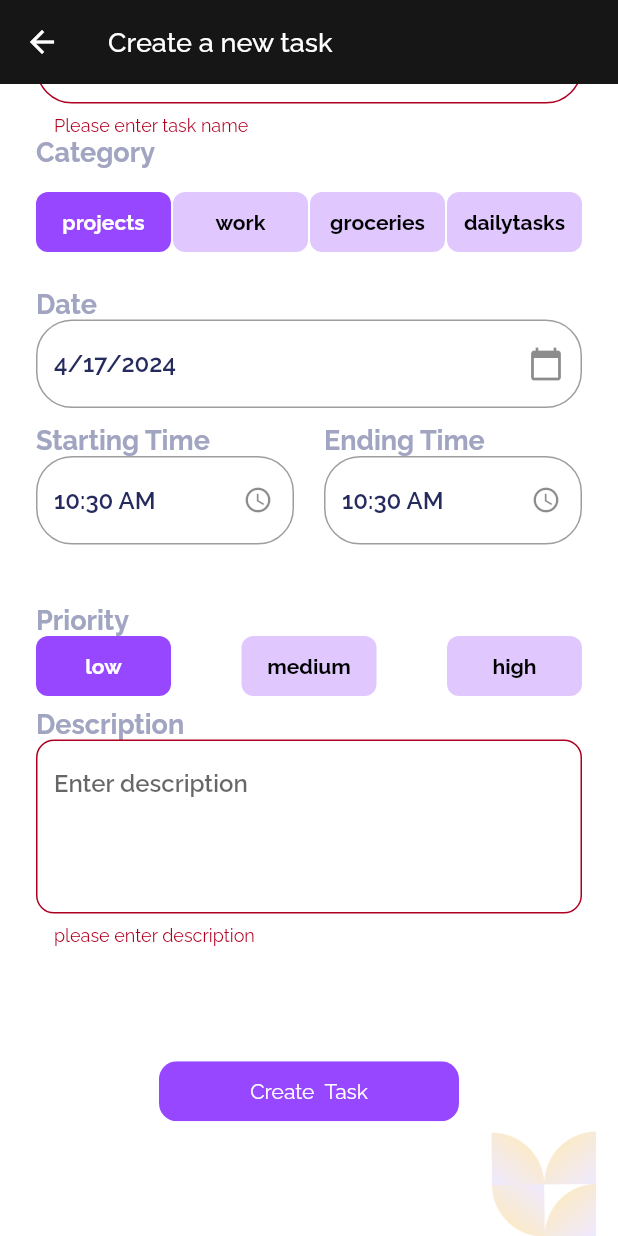
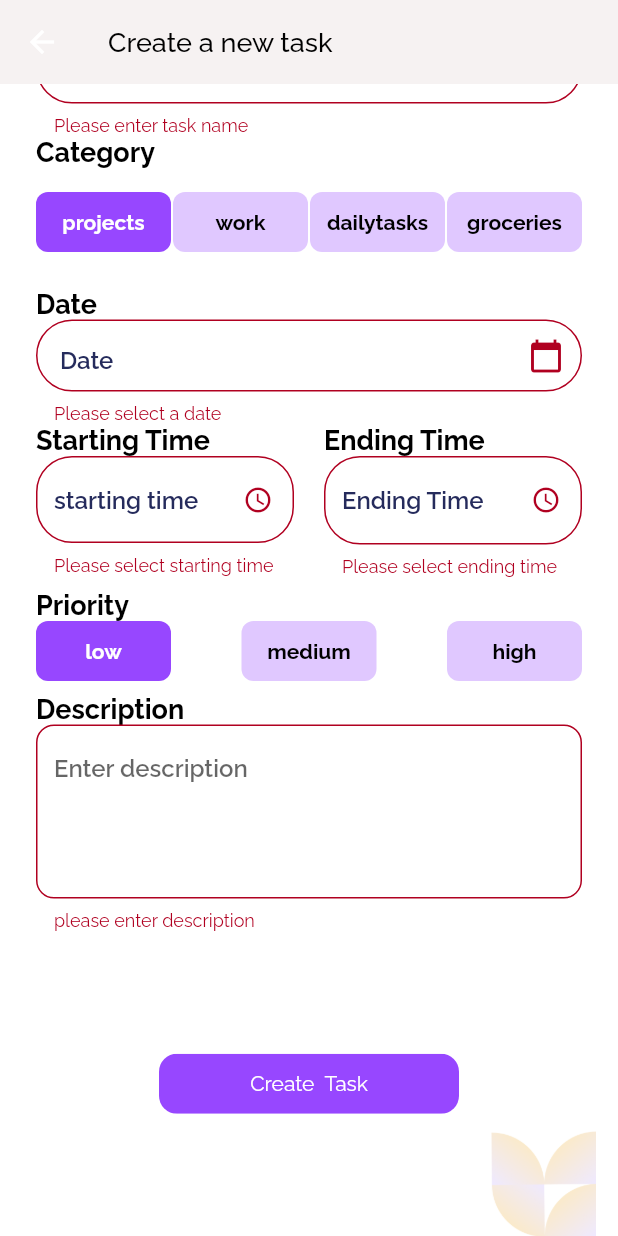
Before and after one commit to BilalYamin127/Todo, a Flutter app: the TasksScreen screen opened directly, scrolled down 56 dp, after a tap on an icon or button, on a phone screen of 412 x 824 dp. Run offline on Flutter 3.47's test engine with Material 3 defaults, Android fonts, the phone set to English and light mode, and no system bars; our stand-ins replace cloud_firestore, firebase_auth, firebase_core, flutter_riverpod, freezed_annotation, google_fonts; accounts and stored records are empty.

Commit message:
Update data in new branch

```diff
--- a/lib/Providers/edit_task_provider.dart
+++ b/lib/Providers/edit_task_provider.dart
@@ -136,7 +136,6 @@ class EditTaskNotifier extends Notifier<EditTaskState> {
   Future<void> updateTaskInFirestore(
       TaskModel task, BuildContext context) async {
     try {
-      print(task.id);
       final firestore = FirebaseFirestore.instance;
       final taskCollection = firestore.collection('Tasks');
       Map<String, dynamic> taskdata = task.toJson();
--- a/lib/Providers/fetch_user_provider.dart
+++ b/lib/Providers/fetch_user_provider.dart
@@ -54,8 +54,6 @@ class UserNotifier extends Notifier<UserState> {
         throw Exception('the error is : $e');
       }
     }
-
-    throw Exception('User not found');
   }
 }
 
--- a/lib/Providers/signup_provider.dart
+++ b/lib/Providers/signup_provider.dart
@@ -1,5 +1,6 @@
 // ignore_for_file: public_member_api_docs, sort_constructors_first
 import 'package:firebase_project/repositiry/user_signup_repositiry.dart';
+import 'package:flutter/material.dart';
 import 'package:flutter_riverpod/flutter_riverpod.dart';
 
 class SignUpState {
@@ -24,8 +25,8 @@ class SignupNotifier extends Notifier<SignUpState> {
     state = state.copyWith(isLoading: false);
   }
 
-  Future<void> createUserWithEmailAndPassword(
-      String email, String password, String username, context) async {
+  Future<void> createUserWithEmailAndPassword(String email, String password,
+      String username, BuildContext context) async {
     try {
       final userRepo = UserSignUpRepo(context: context);
       await userRepo.createUserWithFirebaseAuth(
--- a/lib/Screen/create_task_screen.dart
+++ b/lib/Screen/create_task_screen.dart
@@ -37,7 +37,10 @@ class _TasksScreenState extends ConsumerState<TasksScreen> {
 
     return Scaffold(
       appBar: AppBar(
-        title: const Text('Create a new task'),
+        title: const Text(
+          'Create a new task',
+          style: TextStyle(color: AppColors.secondary),
+        ),
       ),
       body: SingleChildScrollView(
         scrollDirection: Axis.vertical,
@@ -59,7 +62,7 @@ class _TasksScreenState extends ConsumerState<TasksScreen> {
                         style: Theme.of(context).textTheme.titleLarge!.copyWith(
                               fontWeight: FontWeight.bold,
                               fontSize: 18,
-                              color: AppColors.fieldTextcolor,
+                              color: AppColors.secondary,
                             ),
                       ),
                       SizedBox(
@@ -85,7 +88,7 @@ class _TasksScreenState extends ConsumerState<TasksScreen> {
                         style: TextStyle(
                             fontWeight: FontWeight.bold,
                             fontSize: 18,
-                            color: AppColors.fieldTextcolor),
+                            color: AppColors.secondary),
                       ),
                       SizedBox(
                         height: 80,
@@ -131,7 +134,7 @@ class _TasksScreenState extends ConsumerState<TasksScreen> {
                         style: TextStyle(
                           fontWeight: FontWeight.bold,
                           fontSize: 18,
-                          color: AppColors.fieldTextcolor,
+                          color: AppColors.secondary,
                         ),
                       ),
                       SizedBox(
@@ -163,7 +166,7 @@ class _TasksScreenState extends ConsumerState<TasksScreen> {
                         ),
                       ),
                       SizedBox(
-                        height: 120,
+                        height: 110,
                         child: Row(
                           mainAxisAlignment: MainAxisAlignment.spaceBetween,
                           crossAxisAlignment: CrossAxisAlignment.center,
@@ -177,7 +180,7 @@ class _TasksScreenState extends ConsumerState<TasksScreen> {
                                     style: TextStyle(
                                         fontWeight: FontWeight.bold,
                                         fontSize: 18,
-                                        color: AppColors.fieldTextcolor),
+                                        color: AppColors.secondary),
                                   ),
                                   SizedBox(
                                     height: 80,
@@ -222,7 +225,7 @@ class _TasksScreenState extends ConsumerState<TasksScreen> {
                                     style: TextStyle(
                                         fontWeight: FontWeight.bold,
                                         fontSize: 18,
-                                        color: AppColors.fieldTextcolor),
+                                        color: AppColors.secondary),
                                   ),
                                   TextFormField(
                                     readOnly: true,
@@ -262,7 +265,7 @@ class _TasksScreenState extends ConsumerState<TasksScreen> {
                         style: TextStyle(
                             fontWeight: FontWeight.bold,
                             fontSize: 18,
-                            color: AppColors.fieldTextcolor),
+                            color: AppColors.secondary),
                       ),
                       SizedBox(
                         child: Row(
@@ -307,7 +310,7 @@ class _TasksScreenState extends ConsumerState<TasksScreen> {
                         style: TextStyle(
                             fontWeight: FontWeight.bold,
                             fontSize: 18,
-                            color: AppColors.fieldTextcolor),
+                            color: AppColors.secondary),
                       ),
                       SizedBox(
                         child: TextFormField(
@@ -349,7 +352,7 @@ class _TasksScreenState extends ConsumerState<TasksScreen> {
 
                                     ref
                                         .read(createTaskProvider.notifier)
-                                        .updateTaskInFirestore(task, context);
+                                        .createTaskInFirestore(task, context);
                                   }
                                 },
                                 child: Container(
--- a/lib/Screen/edit_task_screen.dart
+++ b/lib/Screen/edit_task_screen.dart
@@ -2,6 +2,7 @@
 
 import 'package:firebase_project/Providers/create_task_provider.dart';
 import 'package:firebase_project/Providers/edit_task_provider.dart';
+import 'package:firebase_project/theme/app_color/app_color.dart';
 import 'package:flutter/material.dart';
 import 'package:flutter_riverpod/flutter_riverpod.dart';
 import 'package:intl/intl.dart';
@@ -44,7 +45,10 @@ class _EditTaskScreenState extends ConsumerState<EditTaskScreen> {
     final selectedPriority = ref.watch(editTaskProvider).selectedPriority;
     return Scaffold(
       appBar: AppBar(
-        title: const Text('Edit your  task'),
+        title: const Text(
+          'Edit your  task',
+          style: TextStyle(color: AppColors.secondary),
+        ),
       ),
       body: SingleChildScrollView(
         scrollDirection: Axis.vertical,
--- a/lib/Screen/sign_up_screen.dart
+++ b/lib/Screen/sign_up_screen.dart
@@ -165,8 +165,8 @@ class _SignUpScreenState extends ConsumerState<SignUpScreen> {
                                                   .toString(),
                                               usernameController.text
                                                   .toString(),
-                                              BuildContext);
-                                      // Navigator.pop(context);
+                                              context);
+                                      //Navigator.pop(context);
                                     }
                                   },
                                   style: ButtonStyle(
--- a/lib/repositiry/user_signup_repositiry.dart
+++ b/lib/repositiry/user_signup_repositiry.dart
@@ -11,6 +11,7 @@ class UserSignUpRepo {
   Future<void> storeUserModelInFirestore(UserModel userModel) async {
     try {
       final firestore = FirebaseFirestore.instance;
+
       final userCollection = firestore.collection('Users');
       // Convert userModel to JSON
       await userCollection.doc(userModel.id).set(userModel.toJson());
@@ -21,6 +22,7 @@ class UserSignUpRepo {
           content: Text(' User data stored in Firestore successfully'),
         ),
       );
+      Navigator.pop(context);
     } catch (e) {
       ScaffoldMessenger.of(context).showSnackBar(
         SnackBar(
@@ -41,6 +43,7 @@ class UserSignUpRepo {
       );
 
       User user = userCredential.user!;
+
       UserModel userModel = UserModel(
         email: email,
         username: username,
--- a/lib/theme/app_theme.dart
+++ b/lib/theme/app_theme.dart
@@ -6,12 +6,12 @@ import 'package:google_fonts/google_fonts.dart';
 class AppColorSchemes {
   static const lightColorScheme = ColorScheme.light(
       primary: Color.fromARGB(255, 23, 22, 22),
-      inversePrimary: AppColors.secondary,
+      // inversePrimary: AppColors.secondary,
       tertiary: AppColors.lightGrey,
-      surface: AppColors.purple,
+      //surface: AppColors.purple,
       surfaceVariant: AppColors.blackpurple,
       shadow: AppColors.fieldGrey,
-      outline: AppColors.blue,
+      // outline: AppColors.blue,
       inverseSurface: AppColors.darkblue,
       tertiaryContainer: AppColors.darkBlue,
       onInverseSurface: AppColors.lightpurple,
@@ -33,10 +33,10 @@ class AppTheme {
     scaffoldBackgroundColor: AppColors.primary,
     useMaterial3: false,
     colorScheme: AppColorSchemes.lightColorScheme,
-    appBarTheme: AppBarTheme(
+    appBarTheme: const AppBarTheme(
       systemOverlayStyle: SystemUiOverlayStyle.light,
       elevation: 0,
-      backgroundColor: AppColorSchemes.lightColorScheme.primary,
+      backgroundColor: Color.fromARGB(255, 246, 242, 242),
     ),
     textTheme: AppTextTheme.textTheme(AppColorSchemes.lightColorScheme),
   );
@@ -45,7 +45,7 @@ class AppTheme {
         selectedColor: AppColorSchemes.darkColorScheme.primary,
         leadingAndTrailingTextStyle:
             TextStyle(color: AppColorSchemes.darkColorScheme.inversePrimary)),
-    scaffoldBackgroundColor: AppColors.secondary,
+    scaffoldBackgroundColor: const Color.fromARGB(255, 244, 238, 238),
     colorScheme: AppColorSchemes.darkColorScheme,
     appBarTheme: AppBarTheme(
       systemOverlayStyle: SystemUiOverlayStyle.light,
--- a/pubspec.yaml
+++ b/pubspec.yaml
@@ -47,6 +47,7 @@ dependencies:
   shared_preferences: ^2.2.2
   intl: any
   google_fonts: ^6.2.1
+
 
 
 
```
Also changed, not shown: lib/Providers/create_task_provider.dart (+6 -7 lines), lib/Screen/home_screen.dart (+40 -15 lines), pubspec.lock.
